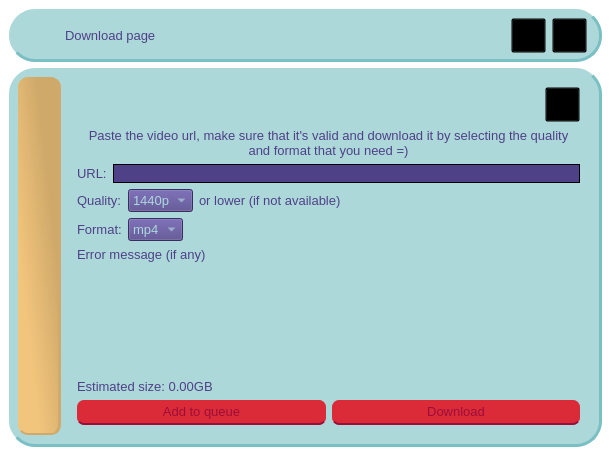
Old version of the form uis/downloadPage.ui in the repository QBoff/YouTube-Video-Downloader.
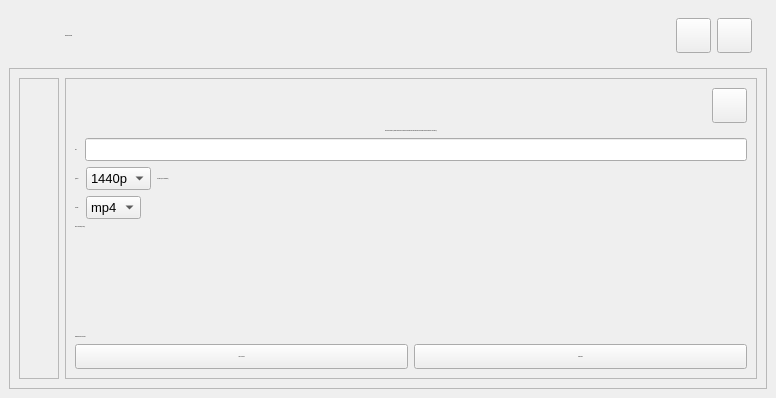
New version of the form. Icons and pictures are not drawn.

Commit message: modified downloadPage ui a bit

```diff
--- a/uis/downloadPage.ui
+++ b/uis/downloadPage.ui
@@ -6,10 +6,22 @@
    <rect>
     <x>0</x>
     <y>0</y>
-    <width>611</width>
-    <height>456</height>
+    <width>776</width>
+    <height>398</height>
    </rect>
   </property>
+  <property name="minimumSize">
+   <size>
+    <width>594</width>
+    <height>398</height>
+   </size>
+  </property>
+  <property name="maximumSize">
+   <size>
+    <width>776</width>
+    <height>398</height>
+   </size>
+  </property>
   <property name="windowTitle">
    <string>Youtube Downloader</string>
   </property>
@@ -49,17 +61,26 @@
 }
 
 #urlInput {
-	border: 1px solid black;
+	border: none;
+}
+
+#text1 {
+	border: 1px dashed black
 }
 
 /* Bottom buttons */
-#addToQueueButton, #downloadButton {
+#rightSide QPushButton {
 	background-color: #DB2B39;
 	color: #9c0d38;
 	border-radius: 7%;
 	border-bottom: 2px solid #9c0d38;
 }
 
+#rightSide QPushButton::hover {
+	background-color: #B32430;
+}
+
+/*
 #addToQueueButton::hover {
 	background-color: #B32430;
 }
```
